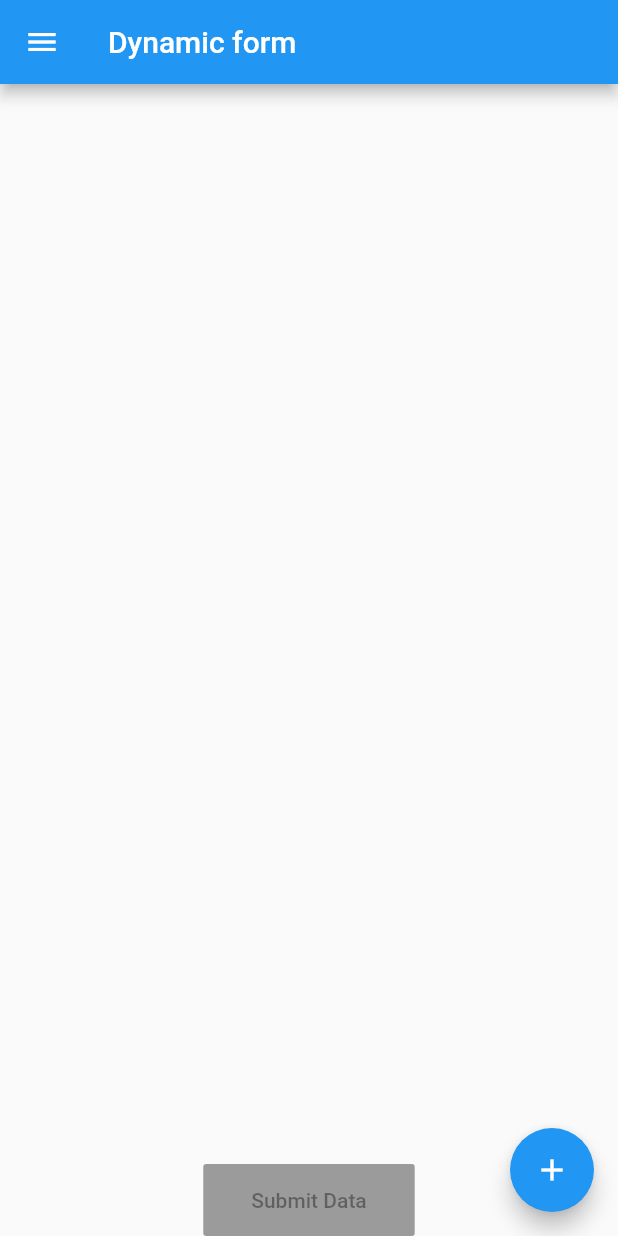
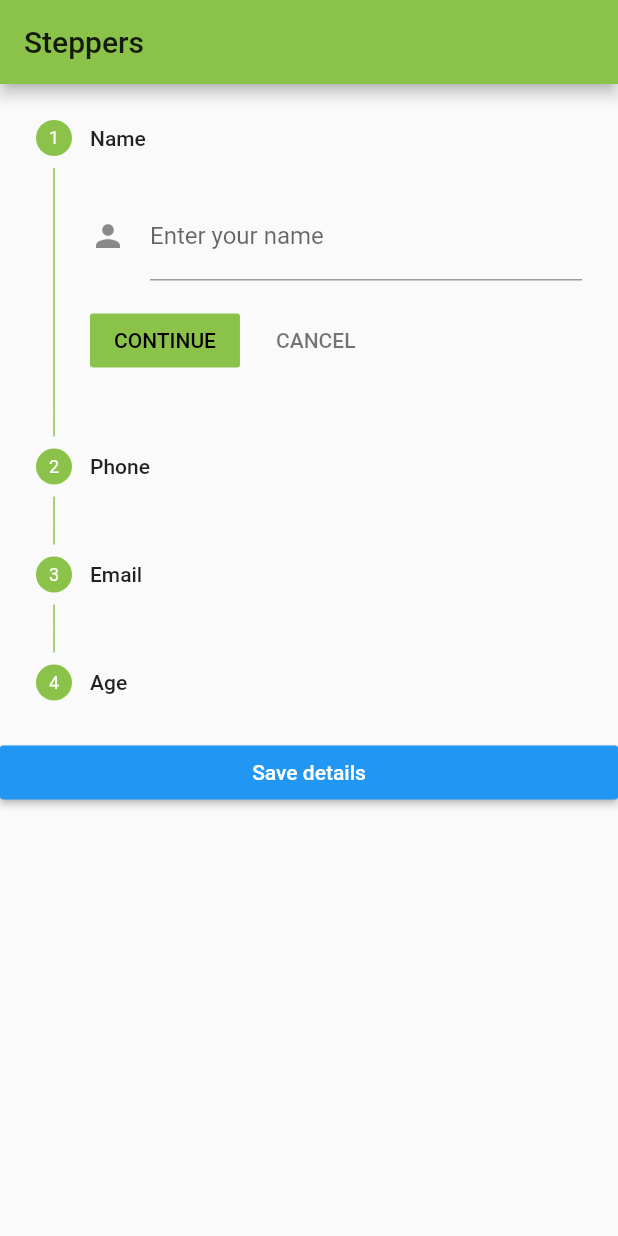
Before and after one commit to flutterpg1/flutter-demo, a Flutter app: the screen it shows after launch, on a phone screen of 412 x 824 dp. Run offline on Flutter 3.47's test engine with Material 2 defaults, Android fonts, the phone set to English and light mode, and no system bars.

Commit message:
wizard-form

```diff
--- a/lib/main.dart
+++ b/lib/main.dart
@@ -1,196 +1,277 @@
 import 'package:flutter/cupertino.dart';
 import 'package:flutter/material.dart';
-import 'dynamicWidget.dart';
 
 void main() {
-  runApp(SampleApp());
+  runApp(new MyApp());
 }
 
-class SampleApp extends StatelessWidget {
-  // This widget is the root of your application.
+class MyApp extends StatefulWidget {
   @override
-  Widget build(BuildContext context) {
-    return MaterialApp(
-      title: 'Sample App',
-      theme: ThemeData(
-        primarySwatch: Colors.blue,
-      ),
-      home: SampleAppPage(),
-    );
+  State<StatefulWidget> createState() {
+    return new MyAppScreenMode();
   }
 }
 
-class SampleAppPage extends StatefulWidget {
-  SampleAppPage({Key key}) : super(key: key);
-
-  @override
-  _SampleAppPageState createState() => _SampleAppPageState();
+class MyData {
+  String name = '';
+  String phone = '';
+  String email = '';
+  String age = '';
 }
 
-class _SampleAppPageState extends State<SampleAppPage> {
-  List<DynamicWidget> dynamicList = [];
-
-  List<String> price = [];
-
-  List<String> Product = [];
-  addDynamic() {
-    // if (Product.length != 0) {
-    //   floatingIcon = new Icon(Icons.add);
-    // }
-    setState(() {});
-    if (dynamicList.length >= 10) {
-      return;
-    }
-    dynamicList.add(new DynamicWidget());
-  }
-  submitData() {
-    // floatingIcon = new Icon(Icons.arrow_back);
-    Product = [];
-    price = [];
-    dynamicList.forEach((widget) => Product.add(widget.product.text));
-    dynamicList.forEach((widget) => price.add(widget.Price.text));
-    setState(() {});
-    print(Product.length);
-    // sendData();
-  }
-
-  Widget submitButton = new Container(
-    child: new RaisedButton(
-      // onPressed:submitData,
-      child: new Padding(
-        padding: new EdgeInsets.all(16.0),
-        child: new Text('Submit Data'),
-      ),
-    ),
-  );
+class MyAppScreenMode extends State<MyApp> {
   @override
   Widget build(BuildContext context) {
-    Widget dynamicTextField = new Flexible(
-      flex: 2,
-      child: new ListView.builder(
-        itemCount: dynamicList.length,
-        itemBuilder: (_, index) => dynamicList[index],
-      ),
-    );
-    Widget result = new Flexible(
-        flex: 1,
-        child: new Card(
-          child: ListView.builder(
-            itemCount: Product.length,
-            itemBuilder: (_, index) {
-              return new Padding(
-                padding: new EdgeInsets.all(10.0),
-                child: new Column(
-                  crossAxisAlignment: CrossAxisAlignment.start,
-                  children: <Widget>[
-                    new Container(
-                      margin: new EdgeInsets.only(left: 10.0),
-                      child: new Text(
-                          "${index + 1} : ${Product[index]}                       ${price[index]}"),
-                    ),
-                    new Divider()
-                  ],
-                ),
-              );
-            },
+    return new MaterialApp(
+        theme: new ThemeData(
+          primarySwatch: Colors.lightGreen,
+        ),
+        home: new Scaffold(
+          appBar: new AppBar(
+            title: new Text('Steppers'),
           ),
+          body: new StepperBody(),
         ));
-    return new Scaffold(
-      appBar: AppBar(title: Text('Dynamic form')),
-      drawer: Drawer(child: Text('dr'),),
-        body: new Container(
-          child: new Column(children: <Widget>[
-            Product.length == 0 ? dynamicTextField : result,
-            Product.length == 0 ? submitButton : new Container(),
-          ]),
-        ),
-        floatingActionButton: new FloatingActionButton(
-            onPressed: addDynamic, child: new Icon(Icons.add)));
   }
 }
 
-class MyApp extends StatelessWidget {
-  // This widget is the root of your application.
+class StepperBody extends StatefulWidget {
   @override
-  Widget build(BuildContext context) {
-    return MaterialApp(
-      title: 'Fluttereee Demo 123ss',
-      theme: ThemeData(
-        primarySwatch: Colors.green,
-        visualDensity: VisualDensity.adaptivePlatformDensity,
-      ),
-      home: MyHomePage(title: 'Flutter11 Demo Home Page'),
-    );
-  }
+  _StepperBodyState createState() => new _StepperBodyState();
 }
 
-class MyHomePage extends StatefulWidget {
-  MyHomePage({Key key, this.title}) : super(key: key);
-  final String title;
+class _StepperBodyState extends State<StepperBody> {
+  int currStep = 0;
+  static var _focusNode = new FocusNode();
+  GlobalKey<FormState> _formKey = new GlobalKey<FormState>();
+  static MyData data = new MyData();
 
   @override
-  _MyHomePageState createState() => _MyHomePageState();
-}
-
-class _MyHomePageState extends State<MyHomePage> {
-  int _counter = 0;
-
-  void _incrementCounter() {
-    setState(() {
-      _counter++;
+  void initState() {
+    super.initState();
+    _focusNode.addListener(() {
+      setState(() {});
+      print('Has focus: $_focusNode.hasFocus');
     });
   }
 
-  final _formKey = GlobalKey<FormState>();
+  @override
+  void dispose() {
+    _focusNode.dispose();
+    super.dispose();
+  }
+
+  List<Step> steps = [
+    new Step(
+        title: const Text('Name'),
+        //subtitle: const Text('Enter your name'),
+        isActive: true,
+        //state: StepState.error,
+        state: StepState.indexed,
+        content: new TextFormField(
+          focusNode: _focusNode,
+          keyboardType: TextInputType.text,
+          autocorrect: false,
+          onSaved: (String value) {
+            data.name = value;
+          },
+          maxLines: 1,
+          //initialValue: 'Aseem Wangoo',
+          validator: (value) {
+            if (value.isEmpty || value.length < 1) {
+              return 'Please enter name';
+            }
+          },
+          decoration: new InputDecoration(
+              labelText: 'Enter your name',
+              hintText: 'Enter a name',
+              //filled: true,
+              icon: const Icon(Icons.person),
+              labelStyle:
+                  new TextStyle(decorationStyle: TextDecorationStyle.solid)),
+        )),
+    new Step(
+        title: const Text('Phone'),
+        //subtitle: const Text('Subtitle'),
+        isActive: true,
+        //state: StepState.editing,
+        state: StepState.indexed,
+        content: new TextFormField(
+          keyboardType: TextInputType.phone,
+          autocorrect: false,
+          // validator: (value) {
+          //   if (value.isEmpty || value.length < 10) {
+          //     return 'Please enter valid number';
+          //   }
+          // },
+          onSaved: (String value) {
+            data.phone = value;
+          },
+          maxLines: 1,
+          decoration: new InputDecoration(
+              labelText: 'Enter your number',
+              hintText: 'Enter a number',
+              icon: const Icon(Icons.phone),
+              labelStyle:
+                  new TextStyle(decorationStyle: TextDecorationStyle.solid)),
+        )),
+    new Step(
+        title: const Text('Email'),
+        // subtitle: const Text('Subtitle'),
+        isActive: true,
+        state: StepState.indexed,
+        // state: StepState.disabled,
+        content: new TextFormField(
+          keyboardType: TextInputType.emailAddress,
+          autocorrect: false,
+          validator: (value) {
+            if (value.isEmpty || !value.contains('@')) {
+              return 'Please enter valid email';
+            }
+          },
+          onSaved: (String value) {
+            data.email = value;
+          },
+          maxLines: 1,
+          decoration: new InputDecoration(
+              labelText: 'Enter your email',
+              hintText: 'Enter a email address',
+              icon: const Icon(Icons.email),
+              labelStyle:
+                  new TextStyle(decorationStyle: TextDecorationStyle.solid)),
+        )),
+    new Step(
+        title: const Text('Age'),
+        // subtitle: const Text('Subtitle'),
+        isActive: true,
+        state: StepState.indexed,
+        content: new TextFormField(
+          keyboardType: TextInputType.number,
+          autocorrect: false,
+          validator: (value) {
+            if (value.isEmpty || value.length > 2) {
+              return 'Please enter valid age';
+            }
+          },
+          maxLines: 1,
+          onSaved: (String value) {
+            data.age = value;
+          },
+          decoration: new InputDecoration(
+              labelText: 'Enter your age',
+              hintText: 'Enter age',
+              icon: const Icon(Icons.explicit),
+              labelStyle:
+                  new TextStyle(decorationStyle: TextDecorationStyle.solid)),
+        )),
+    // new Step(
+    //     title: const Text('Fifth Step'),
+    //     subtitle: const Text('Subtitle'),
+    //     isActive: true,
+    //     state: StepState.complete,
+    //     content: const Text('Enjoy Step Fifth'))
+  ];
+
   @override
   Widget build(BuildContext context) {
-    return Scaffold(
-      appBar: AppBar(
-        // Here we take the value from the MyHomePage object that was created by
-        // the App.build method, and use it to set our appbar title.
-        title: Text(widget.title),
-      ),
-      body: Center(
-        child: Column(mainAxisAlignment: MainAxisAlignment.start, children: [
-          Form(
-            key: _formKey,
-            child: Column(
-              crossAxisAlignment: CrossAxisAlignment.start,
-              children: <Widget>[
-                TextFormField(
-                  decoration: const InputDecoration(
-                    hintText: 'Enter your email',
-                  ),
-                  validator: (value) {
-                    if (value.isEmpty) {
-                      return 'Please enter some text';
-                    }
-                    return null;
+    void showSnackBarMessage(String message,
+        [MaterialColor color = Colors.red]) {
+      Scaffold
+          .of(context)
+          .showSnackBar(new SnackBar(content: new Text(message)));
+    }
+
+    void _submitDetails() {
+      final FormState formState = _formKey.currentState;
+
+      if (!formState.validate()) {
+        showSnackBarMessage('Please enter correct data');
+      } else {
+        formState.save();
+        print("Name: ${data.name}");
+        print("Phone: ${data.phone}");
+        print("Email: ${data.email}");
+        print("Age: ${data.age}");
+
+        showDialog(
+            context: context,
+            child: new AlertDialog(
+              title: new Text("Details"),
+              //content: new Text("Hello World"),
+              content: new SingleChildScrollView(
+                child: new ListBody(
+                  children: <Widget>[
+                    new Text("Name : " + data.name),
+                    new Text("Phone : " + data.phone),
+                    new Text("Email : " + data.email),
+                    new Text("Age : " + data.age),
+                  ],
+                ),
+              ),
+              actions: <Widget>[
+                new FlatButton(
+                  child: new Text('OK'),
+                  onPressed: () {
+                    Navigator.of(context).pop();
                   },
                 ),
-                Padding(
-                  padding: const EdgeInsets.symmetric(vertical: 16.0),
-                  child: ElevatedButton(
-                    onPressed: () {
-                      // Validate will return true if the form is valid, or false if
-                      // the form is invalid.
-                      if (_formKey.currentState.validate()) {
-                        // Process data.
-                      }
-                    },
-                    child: Text('Submit'),
-                  ),
-                ),
               ],
-            ),
-          )
-        ]),
-      ),
-      floatingActionButton: FloatingActionButton(
-        onPressed: _incrementCounter,
-        tooltip: 'Increment',
-        child: Icon(Icons.add),
-      ), // This trailing comma makes auto-formatting nicer for build methods.
-    );
+            ));
+      }
+    }
+
+    return new Container(
+        child: new Form(
+      key: _formKey,
+      child: new ListView(children: <Widget>[
+        new Stepper(
+          steps: steps,
+          type: StepperType.vertical,
+          currentStep: this.currStep,
+          onStepContinue: () {
+            setState(() {
+              if (currStep < steps.length - 1) {
+                currStep = currStep + 1;
+              } else {
+                currStep = 0;
+              }
+              // else {
+              // Scaffold
+              //     .of(context)
+              //     .showSnackBar(new SnackBar(content: new Text('$currStep')));
+
+              // if (currStep == 1) {
+              //   print('First Step');
+              //   print('object' + FocusScope.of(context).toStringDeep());
+              // }
+
+              // }
+            });
+          },
+          onStepCancel: () {
+            setState(() {
+              if (currStep > 0) {
+                currStep = currStep - 1;
+              } else {
+                currStep = 0;
+              }
+            });
+          },
+          onStepTapped: (step) {
+            setState(() {
+              currStep = step;
+            });
+          },
+        ),
+        new RaisedButton(
+          child: new Text(
+            'Save details',
+            style: new TextStyle(color: Colors.white),
+          ),
+          onPressed: _submitDetails,
+          color: Colors.blue,
+        ),
+      ]),
+    ));
   }
 }
```
Also changed, not shown: lib/dynamicWidget.dart (deleted, +0 -47 lines), pubspec.yaml (+11 -24 lines), pubspec.lock.
